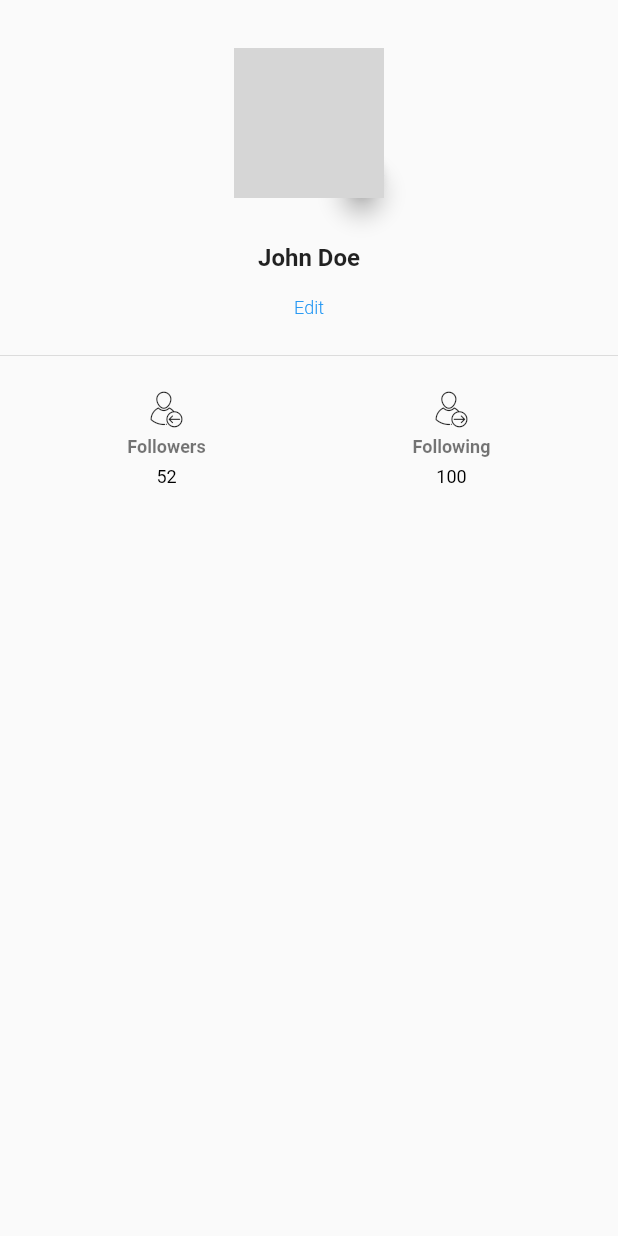
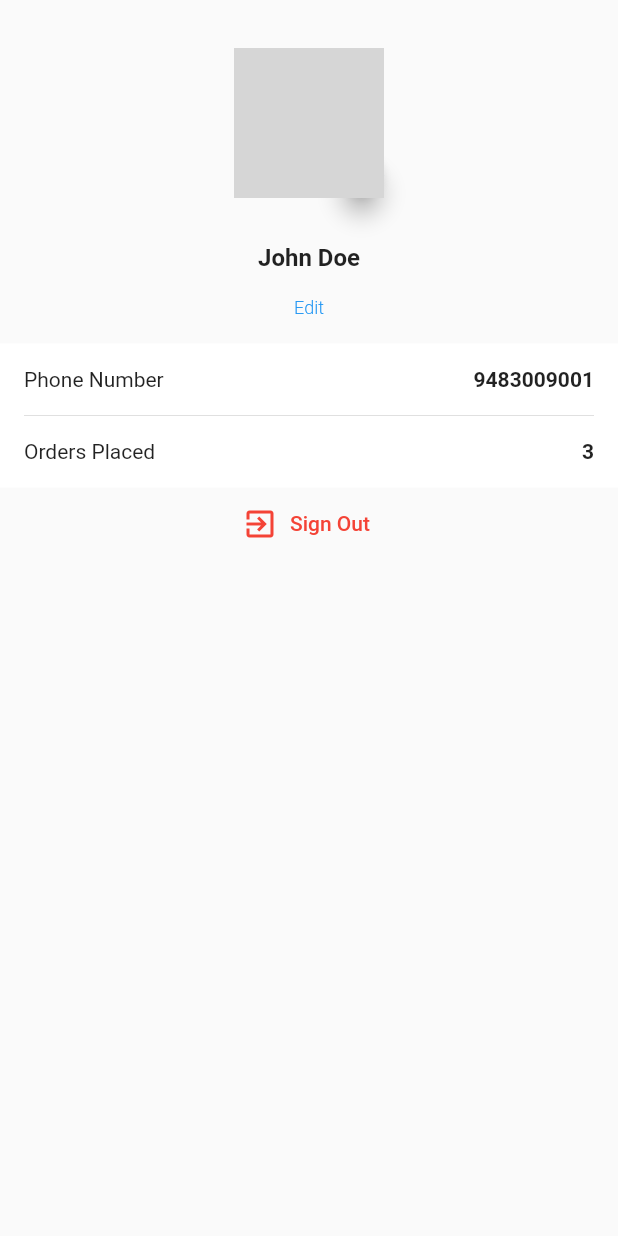
Before and after one commit to krishnakeshan/eatzie, a Flutter app: the ProfileTabWidget screen opened directly, on a phone screen of 412 x 824 dp. Run offline on Flutter 3.47's test engine with Material 2 defaults, Android fonts, the phone set to English and light mode, and no system bars; our stand-ins replace font_awesome_flutter; network calls fail; grey boxes are pictures that could not be loaded.

Commit message:
improved orders screen

```diff
--- a/lib/orders_tab_widget.dart
+++ b/lib/orders_tab_widget.dart
@@ -1,8 +1,12 @@
 import 'package:flutter/material.dart';
+import 'package:flutter/services.dart';
 
-import 'custom_widgets/list_view_items//active_order_list_view_item.dart';
+import 'custom_widgets/list_view_items/active_order_list_view_item.dart';
+
+import 'package:eatzie/model/order.dart';
 
 class OrdersTabWidget extends StatefulWidget {
+  //Methods
   @override
   _OrdersTabWidgetState createState() {
     return _OrdersTabWidgetState();
@@ -10,9 +14,20 @@ class OrdersTabWidget extends StatefulWidget {
 }
 
 class _OrdersTabWidgetState extends State<OrdersTabWidget> {
-  //Widgets
+  //Properties
+  List<Order> orders = new List();
+
+  static const orderChannel = MethodChannel("com.qrilt.eatzie/order");
 
   //Methods
+  @override
+  void initState() {
+    super.initState();
+
+    //get orders
+    _getActiveOrders();
+  }
+
   @override
   Widget build(BuildContext buildContext) {
     return DefaultTabController(
@@ -42,9 +57,11 @@ class _OrdersTabWidgetState extends State<OrdersTabWidget> {
               children: <Widget>[
                 ListView.builder(
                   itemBuilder: (BuildContext buildContext, int index) {
-                    return ActiveOrderListViewItem();
+                    return ActiveOrderListViewItem(
+                      order: orders[index],
+                    );
                   },
-                  itemCount: 6,
+                  itemCount: orders.length,
                 ),
                 ListView(
                   children: <Widget>[
@@ -58,4 +75,18 @@ class _OrdersTabWidgetState extends State<OrdersTabWidget> {
       ),
     );
   }
+
+  //method to get orders for this user
+  void _getActiveOrders() async {
+    //call method on order channel
+    var result = await orderChannel.invokeMethod("getUserActiveOrders");
+
+    //create list of objects
+    print("got orders $result");
+    if (mounted) {
+      setState(() {
+        orders = Order.createListFromMaps(result);
+      });
+    }
+  }
 }
--- a/lib/profile_tab_widget.dart
+++ b/lib/profile_tab_widget.dart
@@ -90,72 +90,70 @@ class _ProfileTabWidgetState extends State<ProfileTabWidget> {
               ),
             ),
           ),
-          Divider(),
+
+          //Account Information Section
           Container(
-            //Container for User Stats Row, to give it some padding
-            padding: EdgeInsets.all(16),
-            child: Row(
-              //Row for User Stats
+            padding: EdgeInsets.symmetric(horizontal: 16, vertical: 16),
+            color: Colors.white,
+            child: Column(
+              mainAxisSize: MainAxisSize.min,
               children: <Widget>[
-                Expanded(
-                  //Expanded Widget to make sure all stats take up equal space
-                  child: Column(
+                //Phone Number
+                Container(
+                  child: Row(
+                    mainAxisSize: MainAxisSize.max,
                     children: <Widget>[
-                      Icon(
-                        CustomIcons.followers,
-                        size: 24,
-                      ),
-                      Container(
-                        margin: EdgeInsets.only(top: 6),
+                      //Title
+                      Expanded(
                         child: Text(
-                          "Followers",
-                          style: TextStyle(
-                            color: Colors.black54,
-                            fontSize: 12,
-                            fontWeight: FontWeight.w600,
-                          ),
+                          "Phone Number",
+                          style: TextStyle(),
+                          textAlign: TextAlign.left,
                         ),
                       ),
-                      Container(
-                        margin: EdgeInsets.only(top: 6),
+
+                      //Value
+                      Expanded(
                         child: Text(
-                          "52",
+                          "9483009001",
                           style: TextStyle(
-                            color: Colors.black,
-                            fontSize: 12,
+                            color: Colors.black87,
+                            fontWeight: FontWeight.bold,
                           ),
+                          textAlign: TextAlign.right,
                         ),
                       ),
                     ],
                   ),
                 ),
-                Expanded(
-                  //Expanded Widget to make sure all stats take up equal space
-                  child: Column(
+
+                Divider(
+                  height: 32,
+                ),
+
+                //Orders Placed
+                Container(
+                  child: Row(
+                    mainAxisSize: MainAxisSize.max,
                     children: <Widget>[
-                      Icon(
-                        CustomIcons.following,
-                        size: 24,
-                      ),
-                      Container(
-                        margin: EdgeInsets.only(top: 6),
+                      //Title
+                      Expanded(
                         child: Text(
-                          "Following",
-                          style: TextStyle(
-                            color: Colors.black54,
-                            fontSize: 12,
-                            fontWeight: FontWeight.w600,
-                          ),
+                          "Orders Placed",
+                          style: TextStyle(),
+                          textAlign: TextAlign.left,
                         ),
                       ),
-                      Container(
-                        margin: EdgeInsets.only(top: 6),
+
+                      //Value
+                      Expanded(
                         child: Text(
-                          "100",
+                          "3",
                           style: TextStyle(
-                            color: Colors.black,
-                            fontSize: 12,
+                            color: Colors.black87,
+                            fontWeight: FontWeight.bold,
                           ),
+                          textAlign: TextAlign.right,
                         ),
                       ),
                     ],
@@ -164,6 +162,22 @@ class _ProfileTabWidgetState extends State<ProfileTabWidget> {
               ],
             ),
           ),
+
+          //Log out Button
+          FlatButton.icon(
+            splashColor: Colors.red,
+            icon: Icon(
+              Icons.exit_to_app,
+              color: Colors.red,
+            ),
+            label: Text(
+              "Sign Out",
+              style: TextStyle(
+                color: Colors.red,
+              ),
+            ),
+            onPressed: () {},
+          ),
         ],
       ),
     );
```
Also changed, not shown: lib/classes/Constants.dart (added, +7 -0 lines), lib/custom_widgets/list_view_items/active_order_list_view_item.dart (+191 -28 lines), lib/model/order.dart (added, +70 -0 lines), 5 other files.
